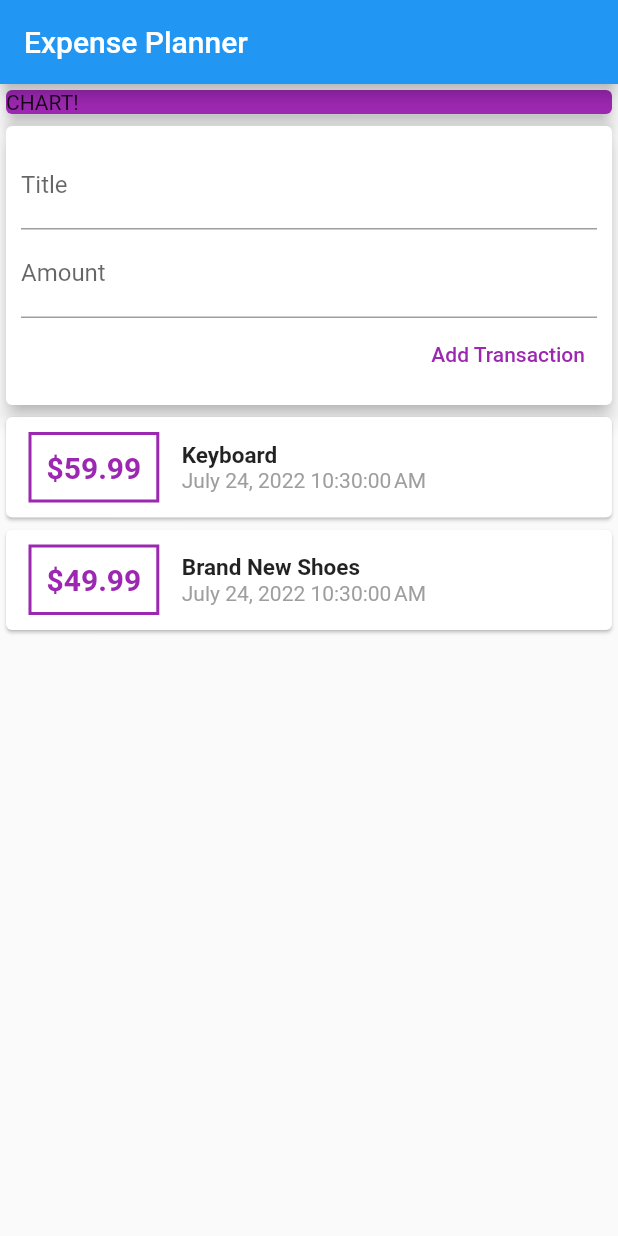
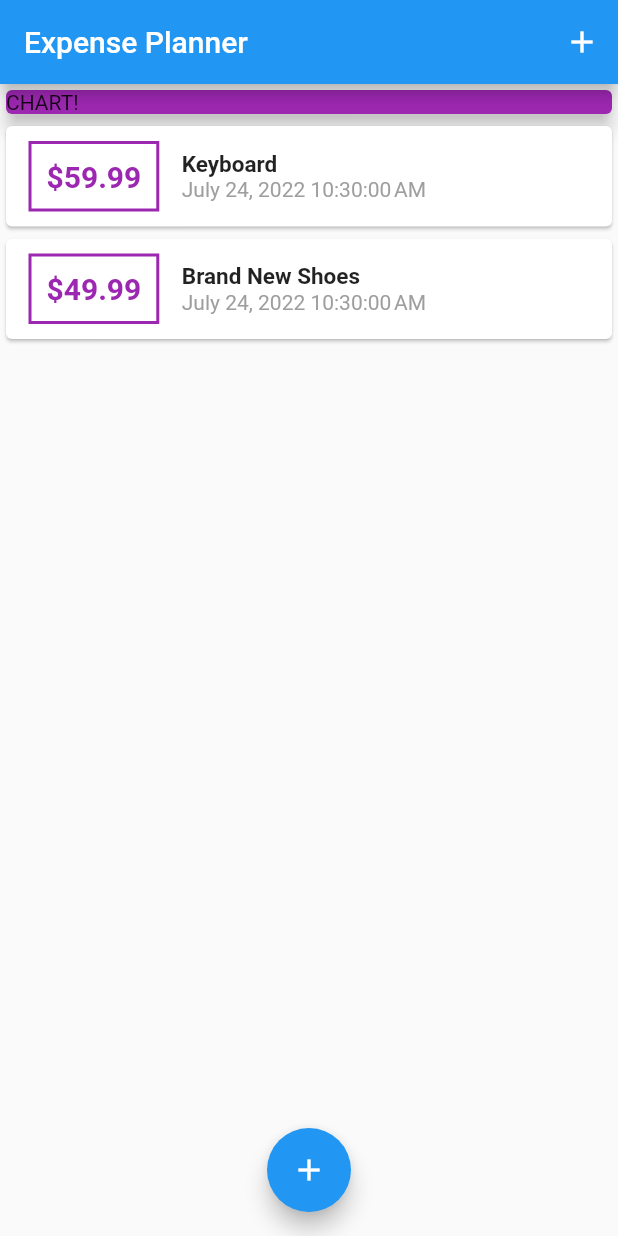
Before and after one commit to AnthoniDeLamoni/project-dart, a Flutter app: the screen it shows after launch, on a phone screen of 412 x 824 dp. Run offline on Flutter 3.47's test engine with Material 2 defaults, Android fonts, the phone set to English and light mode, and no system bars.

```diff
--- a/lib/main.dart
+++ b/lib/main.dart
@@ -1,8 +1,6 @@
 import 'package:flutter/material.dart';
-import 'package:flutter/services.dart';
 import 'package:flutter_complete_guide/models/transaction.dart';
 import 'package:flutter_complete_guide/widgets/new_transaction.dart';
-import 'package:flutter_complete_guide/widgets/user_transaction.dart';
 import './widgets/transaction_list.dart';
 
 void main() => runApp(MyApp());
@@ -17,17 +15,60 @@ class MyApp extends StatelessWidget {
   }
 }
 
-class MyHomePage extends StatelessWidget {
-  // String titleInput;
-  // String amountInput;
-  final titleController = TextEditingController();
-  final amountController = TextEditingController();
+class MyHomePage extends StatefulWidget {
+  @override
+  State<MyHomePage> createState() => _MyHomePageState();
+}
+
+class _MyHomePageState extends State<MyHomePage> {
+  final List<Transaction> _userTransactions = [
+    Transaction(
+      id: 'a1',
+      title: 'Keyboard',
+      amount: 59.99,
+      date: DateTime.now(),
+    ),
+    Transaction(
+      id: 'a2',
+      title: 'Brand New Shoes',
+      amount: 49.99,
+      date: DateTime.now(),
+    )
+  ];
+
+  void _addNewTransaction(String txTitle, double txAmount) {
+    final newTx = Transaction(
+      title: txTitle,
+      amount: txAmount,
+      date: DateTime.now(),
+      id: DateTime.now().toString(),
+    );
+
+    setState(() {
+      _userTransactions.add(newTx);
+    });
+  }
+
+  void _startAddNewTransaction(BuildContext ctx) {
+    showModalBottomSheet(
+      context: ctx,
+      builder: (_) {
+        return NewTransaction(_addNewTransaction);
+      },
+    );
+  }
 
   @override
   Widget build(BuildContext context) {
     return Scaffold(
       appBar: AppBar(
         title: Text('Expense Planner'),
+        actions: <Widget>[
+          IconButton(
+            icon: Icon(Icons.add),
+            onPressed: () => _startAddNewTransaction(context),
+          ),
+        ],
       ),
       body: Column(
         // mainAxisAlignment: MainAxisAlignment.start,
@@ -41,9 +82,14 @@ class MyHomePage extends StatelessWidget {
             ),
             elevation: 5,
           ),
-          UserTransaction(),
+          TransactionList(_userTransactions),
         ],
       ),
+      floatingActionButton: FloatingActionButton(
+        child: Icon(Icons.add),
+        onPressed: () => _startAddNewTransaction(context),
+      ),
+      floatingActionButtonLocation: FloatingActionButtonLocation.centerFloat,
     );
   }
 }
```
Also changed, not shown: lib/test.dart (added).
